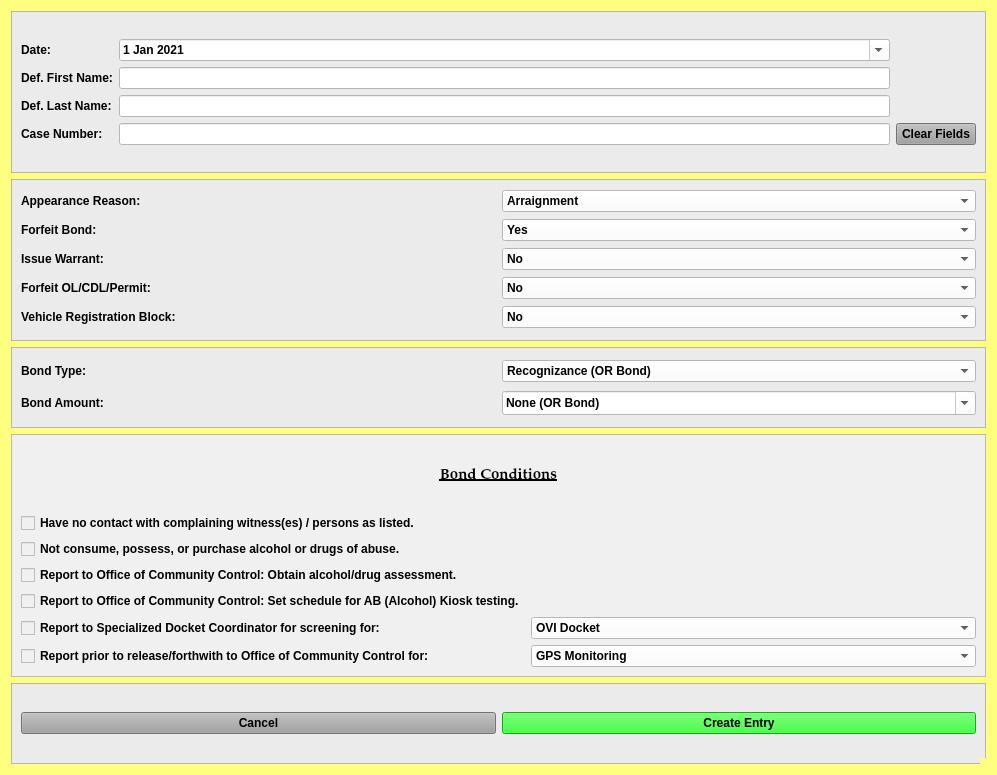
HunterProgram22/MuniEntry, file resources/ui/FTABondDialog.ui: the form before one commit.
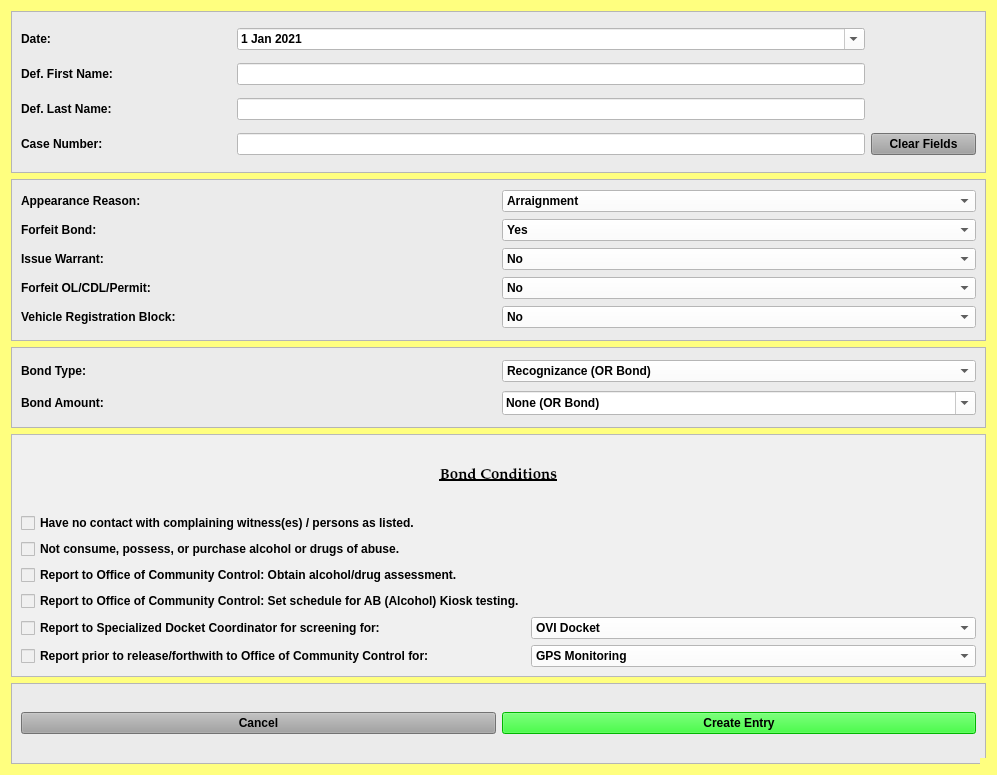
The form after the commit.

Commit message: Wiring up FTA Bond template.

Diff of the .ui file:
```diff
--- a/resources/ui/FTABondDialog.ui
+++ b/resources/ui/FTABondDialog.ui
@@ -160,32 +160,7 @@
      <property name="frameShadow">
       <enum>QFrame::Raised</enum>
      </property>
-     <layout class="QVBoxLayout" name="verticalLayout_2">
-      <item>
-       <layout class="QGridLayout" name="gridLayout_2">
-        <item row="1" column="1">
-         <widget class="QLineEdit" name="defendant_first_name_lineEdit">
-          <property name="maximumSize">
-           <size>
-            <width>5000</width>
-            <height>16777215</height>
-           </size>
-          </property>
-          <property name="styleSheet">
-           <string notr="true">background-color: rgb(255, 255, 255);</string>
-          </property>
-         </widget>
-        </item>
-        <item row="2" column="1">
-         <widget class="QLineEdit" name="defendant_last_name_lineEdit">
-          <property name="enabled">
-           <bool>true</bool>
-          </property>
-          <property name="styleSheet">
-           <string notr="true">background-color: rgb(255, 255, 255);</string>
-          </property>
-         </widget>
-        </item>
+     <layout class="QGridLayout" name="gridLayout_2" columnstretch="2,6,1">
         <item row="0" column="0">
          <widget class="QLabel" name="label_26">
           <property name="text">
@@ -193,13 +168,6 @@
           </property>
          </widget>
         </item>
-        <item row="2" column="0">
-         <widget class="QLabel" name="label_2">
-          <property name="text">
-           <string>Def. Last Name:</string>
-          </property>
-         </widget>
-        </item>
         <item row="0" column="1">
          <widget class="QDateEdit" name="plea_trial_date">
           <property name="focusPolicy">
@@ -234,6 +202,36 @@
           </property>
          </widget>
         </item>
+      <item row="1" column="1">
+       <widget class="QLineEdit" name="defendant_first_name_lineEdit">
+        <property name="maximumSize">
+         <size>
+          <width>5000</width>
+          <height>16777215</height>
+         </size>
+        </property>
+        <property name="styleSheet">
+         <string notr="true">background-color: rgb(255, 255, 255);</string>
+        </property>
+       </widget>
+      </item>
+      <item row="2" column="0">
+       <widget class="QLabel" name="label_2">
+        <property name="text">
+         <string>Def. Last Name:</string>
+        </property>
+       </widget>
+      </item>
+      <item row="2" column="1">
+       <widget class="QLineEdit" name="defendant_last_name_lineEdit">
+        <property name="enabled">
+         <bool>true</bool>
+        </property>
+        <property name="styleSheet">
+         <string notr="true">background-color: rgb(255, 255, 255);</string>
+        </property>
+       </widget>
+      </item>
         <item row="3" column="0">
          <widget class="QLabel" name="label_3">
           <property name="text">
@@ -266,8 +264,6 @@
            <string>Clear Fields</string>
           </property>
          </widget>
-        </item>
-       </layout>
       </item>
      </layout>
     </widget>
```
Lines whose indentation alone changed are shown as unchanged. The commit also changes 8 other files.
